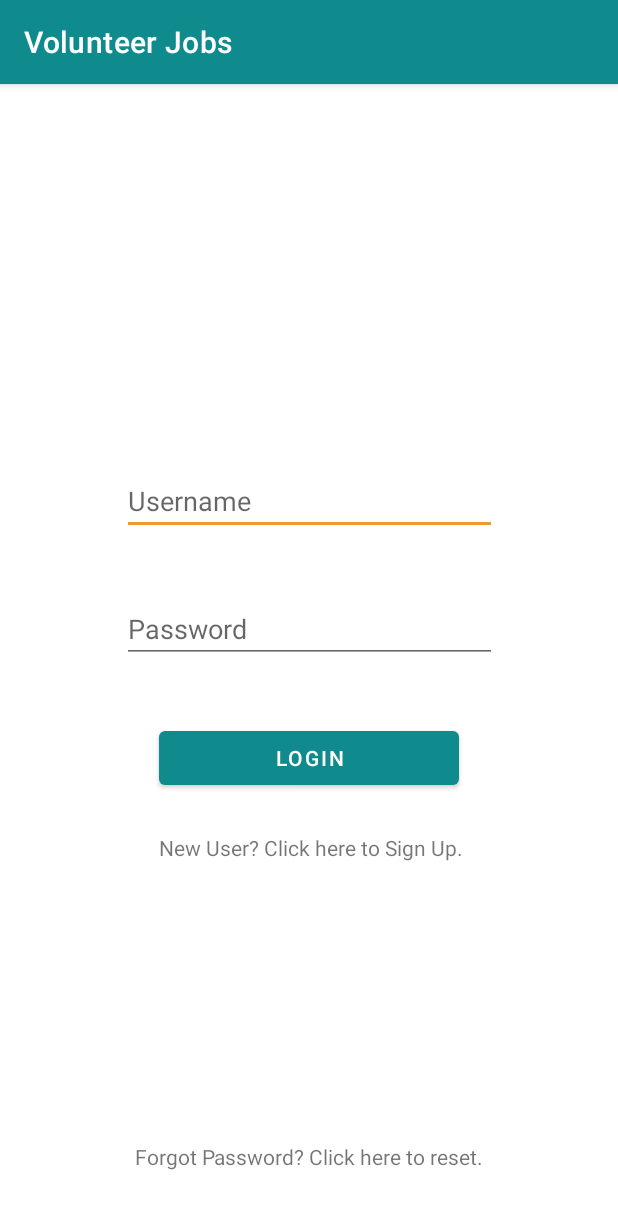
After one commit to Birdilove/VolunteerJobs, an Android app: the AuthenticationActivity screen opened directly, with no data from a screen before it, on a phone screen of 412 x 824 dp. The commit adds this screen. Shown: the top 1209 px of the screen. Run offline under Robolectric (Android 15) with nearby library versions, the phone set to English and light mode, and no system bars; our stand-ins replace Firebase (no records; nobody signed in at launch, a user with empty details on screens opened directly).

Commit message:
Login implemented.

```diff
--- /dev/null
+++ b/app/src/main/java/com/csis4280/volunteerjobs/ui/authentication/AuthenticationActivity.kt
@@ -0,0 +1,12 @@
+package com.csis4280.volunteerjobs.ui.authentication
+
+import androidx.appcompat.app.AppCompatActivity
+import android.os.Bundle
+import com.csis4280.volunteerjobs.R
+
+class AuthenticationActivity : AppCompatActivity() {
+    override fun onCreate(savedInstanceState: Bundle?) {
+        super.onCreate(savedInstanceState)
+        setContentView(R.layout.activity_authentication)
+    }
+}
--- /dev/null
+++ b/app/src/main/java/com/csis4280/volunteerjobs/ui/authentication/LoginFragment.kt
@@ -0,0 +1,93 @@
+package com.csis4280.volunteerjobs.ui.authentication
+
+import android.content.ContentValues.TAG
+import android.content.Intent
+import androidx.lifecycle.ViewModelProvider
+import android.os.Bundle
+import android.util.Log
+import android.view.HapticFeedbackConstants
+import androidx.fragment.app.Fragment
+import android.view.LayoutInflater
+import android.view.View
+import android.view.ViewGroup
+import android.widget.Toast
+import androidx.navigation.fragment.findNavController
+import com.csis4280.volunteerjobs.MainActivity
+import com.csis4280.volunteerjobs.databinding.ActivityAuthenticationBinding
+import com.csis4280.volunteerjobs.databinding.FragmentLoginBinding
+import com.google.firebase.FirebaseOptions
+import com.google.firebase.auth.EmailAuthProvider
+import com.google.firebase.auth.FirebaseAuth
+import kotlinx.android.synthetic.main.fragment_login.view.*
+
+class LoginFragment : Fragment() {
+
+    private lateinit var viewModel: LoginViewModel
+    private lateinit var binding: FragmentLoginBinding
+    private lateinit var auth: FirebaseAuth
+
+    override fun onCreateView(
+        inflater: LayoutInflater, container: ViewGroup?,
+        savedInstanceState: Bundle?
+    ): View? {
+        auth = FirebaseAuth.getInstance()
+        val currentUser = auth.currentUser
+        binding = FragmentLoginBinding.inflate(inflater,container,false)
+        viewModel = ViewModelProvider(this).get(LoginViewModel::class.java)
+
+        binding.buttonLogin.setOnClickListener{
+            if(binding.editTextTextEmailAddress.text.toString().trim() != "" && binding.editTextTextPassword.text.toString().trim() != "") {
+                HapticFeedbackConstants.VIRTUAL_KEY
+                auth.signInWithEmailAndPassword(
+                    binding.editTextTextEmailAddress.text.toString(),
+                    binding.editTextTextPassword.text.toString()
+                )
+                    .addOnCompleteListener(requireActivity()) { task ->
+                        if (task.isSuccessful) {
+                            // Sign in success, update UI with the signed-in user's information
+                            Log.d(TAG, "signInWithEmail:success")
+                            val user = auth.currentUser
+                            Toast.makeText(
+                                context, "Authentication Success.",
+                                Toast.LENGTH_SHORT
+                            ).show()
+                            val intent = Intent(requireContext(), MainActivity::class.java)
+                            startActivity(intent)
+                        } else {
+                            // If sign in fails, display a message to the user.
+                            Log.w(TAG, "signInWithEmail:failure", task.exception)
+                            Toast.makeText(
+                                context, "Authentication failed.",
+                                Toast.LENGTH_SHORT
+                            ).show()
+
+                        }
+
+                        // [START_EXCLUDE]
+                        if (!task.isSuccessful) {
+
+                        }
+
+                        // [END_EXCLUDE]
+                    }
+            }
+            else{
+                Toast.makeText(context, "Please enter valid username and password.", Toast.LENGTH_SHORT).show()
+            }
+        }
+
+        binding.textViewSignUp.setOnClickListener{
+            HapticFeedbackConstants.VIRTUAL_KEY
+            val action = LoginFragmentDirections.actionLoginFragmentToSignUpFragment()
+            findNavController().navigate(action)
+        }
+
+        binding.textViewResetPassword.setOnClickListener{
+            HapticFeedbackConstants.VIRTUAL_KEY
+            val action = LoginFragmentDirections.actionLoginFragmentToResetPasswordFragment()
+            findNavController().navigate(action)
+        }
+       return binding.root
+    }
+
+}
--- /dev/null
+++ b/app/src/main/java/com/csis4280/volunteerjobs/ui/authentication/LoginViewModel.kt
@@ -0,0 +1,7 @@
+package com.csis4280.volunteerjobs.ui.authentication
+
+import androidx.lifecycle.ViewModel
+
+class LoginViewModel : ViewModel() {
+    // TODO: Implement the ViewModel
+}
--- /dev/null
+++ b/app/src/main/res/layout/activity_authentication.xml
@@ -0,0 +1,20 @@
+<?xml version="1.0" encoding="utf-8"?>
+<androidx.constraintlayout.widget.ConstraintLayout xmlns:android="http://schemas.android.com/apk/res/android"
+    xmlns:app="http://schemas.android.com/apk/res-auto"
+    xmlns:tools="http://schemas.android.com/tools"
+    android:layout_width="match_parent"
+    android:layout_height="match_parent"
+    tools:context=".ui.authentication.AuthenticationActivity">
+
+    <fragment
+        android:id="@+id/fragment"
+        android:name="androidx.navigation.fragment.NavHostFragment"
+        android:layout_width="0dp"
+        android:layout_height="0dp"
+        app:defaultNavHost="true"
+        app:layout_constraintBottom_toBottomOf="parent"
+        app:layout_constraintEnd_toEndOf="parent"
+        app:layout_constraintStart_toStartOf="parent"
+        app:layout_constraintTop_toTopOf="parent"
+        app:navGraph="@navigation/authentication_navigation" />
+</androidx.constraintlayout.widget.ConstraintLayout>
--- /dev/null
+++ b/app/src/main/res/layout/fragment_login.xml
@@ -0,0 +1,62 @@
+<?xml version="1.0" encoding="utf-8"?>
+<androidx.constraintlayout.widget.ConstraintLayout xmlns:android="http://schemas.android.com/apk/res/android"
+    xmlns:app="http://schemas.android.com/apk/res-auto"
+    xmlns:tools="http://schemas.android.com/tools"
+    android:id="@+id/frameLayout"
+    android:layout_width="match_parent"
+    android:layout_height="match_parent"
+    tools:context=".ui.authentication.LoginFragment">
+
+    <EditText
+        android:id="@+id/editTextTextEmailAddress"
+        android:layout_width="250dp"
+        android:layout_height="wrap_content"
+        android:layout_marginBottom="40dp"
+        android:ems="10"
+        android:hint="Username"
+        android:inputType="textEmailAddress"
+        app:layout_constraintBottom_toTopOf="@+id/editTextTextPassword"
+        app:layout_constraintEnd_toEndOf="parent"
+        app:layout_constraintStart_toStartOf="parent" />
+
+    <EditText
+        android:id="@+id/editTextTextPassword"
+        android:layout_width="250dp"
+        android:layout_height="wrap_content"
+        android:layout_marginBottom="39dp"
+        android:ems="10"
+        android:hint="Password"
+        android:inputType="textPassword"
+        app:layout_constraintBottom_toTopOf="@+id/buttonLogin"
+        app:layout_constraintEnd_toEndOf="parent"
+        app:layout_constraintStart_toStartOf="parent" />
+
+    <Button
+        android:id="@+id/buttonLogin"
+        android:layout_width="200dp"
+        android:layout_height="wrap_content"
+        android:layout_marginBottom="26dp"
+        android:text="Login"
+        app:layout_constraintBottom_toTopOf="@+id/textViewSignUp"
+        app:layout_constraintEnd_toEndOf="parent"
+        app:layout_constraintStart_toStartOf="parent" />
+
+    <TextView
+        android:id="@+id/textViewSignUp"
+        android:layout_width="wrap_content"
+        android:layout_height="wrap_content"
+        android:layout_marginBottom="249dp"
+        android:text="New User? Click here to Sign Up."
+        app:layout_constraintBottom_toBottomOf="parent"
+        app:layout_constraintStart_toStartOf="@+id/buttonLogin" />
+
+    <TextView
+        android:id="@+id/textViewResetPassword"
+        android:layout_width="wrap_content"
+        android:layout_height="wrap_content"
+        android:layout_marginBottom="43dp"
+        android:text="Forgot Password? Click here to reset."
+        app:layout_constraintBottom_toBottomOf="parent"
+        app:layout_constraintEnd_toEndOf="parent"
+        app:layout_constraintStart_toStartOf="parent" />
+</androidx.constraintlayout.widget.ConstraintLayout>
--- /dev/null
+++ b/app/src/main/res/navigation/authentication_navigation.xml
@@ -0,0 +1,38 @@
+<?xml version="1.0" encoding="utf-8"?>
+<navigation xmlns:android="http://schemas.android.com/apk/res/android"
+    xmlns:app="http://schemas.android.com/apk/res-auto"
+    xmlns:tools="http://schemas.android.com/tools"
+    android:id="@+id/authentication_navigation"
+    app:startDestination="@id/loginFragment">
+
+    <fragment
+        android:id="@+id/loginFragment"
+        android:name="com.csis4280.volunteerjobs.ui.authentication.LoginFragment"
+        android:label="fragment_login"
+        tools:layout="@layout/fragment_login" >
+        <action
+            android:id="@+id/action_loginFragment_to_signUpFragment"
+            app:destination="@id/signUpFragment" />
+        <action
+            android:id="@+id/action_loginFragment_to_resetPasswordFragment"
+            app:destination="@id/resetPasswordFragment" />
+    </fragment>
+    <fragment
+        android:id="@+id/signUpFragment"
+        android:name="com.csis4280.volunteerjobs.ui.authentication.SignUpFragment"
+        android:label="fragment_sign_up"
+        tools:layout="@layout/fragment_sign_up" >
+        <action
+            android:id="@+id/action_signUpFragment_to_loginFragment"
+            app:destination="@id/loginFragment" />
+    </fragment>
+    <fragment
+        android:id="@+id/resetPasswordFragment"
+        android:name="com.csis4280.volunteerjobs.ui.authentication.ResetPasswordFragment"
+        android:label="fragment_reset_password"
+        tools:layout="@layout/fragment_reset_password" >
+        <action
+            android:id="@+id/action_resetPasswordFragment_to_loginFragment"
+            app:destination="@id/loginFragment" />
+    </fragment>
+</navigation>
--- a/app/src/main/res/values/colors.xml
+++ b/app/src/main/res/values/colors.xml
@@ -1,10 +1,10 @@
 <?xml version="1.0" encoding="utf-8"?>
 <resources>
-    <color name="purple_200">#FFBB86FC</color>
-    <color name="purple_500">#FF6200EE</color>
-    <color name="purple_700">#FF3700B3</color>
-    <color name="teal_200">#FF03DAC5</color>
-    <color name="teal_700">#FF018786</color>
+    <color name="purple_200">#58EA89</color>
+    <color name="purple_500">#0f8b8d</color>
+    <color name="purple_700">#143642</color>
+    <color name="teal_200">#ec9a29</color>
+    <color name="teal_700">#a8201a</color>
     <color name="black">#FF000000</color>
     <color name="white">#FFFFFFFF</color>
 </resources>
--- a/app/src/main/res/values/strings.xml
+++ b/app/src/main/res/values/strings.xml
@@ -3,4 +3,6 @@
     <string name="title_home">Home</string>
     <string name="title_dashboard">Dashboard</string>
     <string name="title_notifications">Notifications</string>
+    <!-- TODO: Remove or change this placeholder text -->
+    <string name="hello_blank_fragment">Hello blank fragment</string>
 </resources>
--- a/build.gradle
+++ b/build.gradle
@@ -1,6 +1,7 @@
 // Top-level build file where you can add configuration options common to all sub-projects/modules.
 buildscript {
     ext.kotlin_version = "1.4.30"
+    ext.nav_version = "2.3.2"
     repositories {
         google()
         jcenter()
@@ -8,6 +9,8 @@ buildscript {
     dependencies {
         classpath "com.android.tools.build:gradle:4.1.1"
         classpath "org.jetbrains.kotlin:kotlin-gradle-plugin:$kotlin_version"
+        classpath 'com.google.gms:google-services:4.3.5'
+        classpath "androidx.navigation:navigation-safe-args-gradle-plugin:$nav_version"
 
         // NOTE: Do not place your application dependencies here; they belong
         // in the individual module build.gradle files
```
Also changed, not shown: app/build.gradle (+26 -4 lines), app/src/main/AndroidManifest.xml (+7 -0 lines), app/src/main/java/com/csis4280/volunteerjobs/ui/authentication/ResetPasswordFragment.kt (added, +20 -0 lines), app/src/main/java/com/csis4280/volunteerjobs/ui/authentication/SignUpFragment.kt (added, +19 -0 lines), app/src/main/res/layout/fragment_reset_password.xml (added, +14 -0 lines), app/src/main/res/layout/fragment_sign_up.xml (added, +14 -0 lines).
